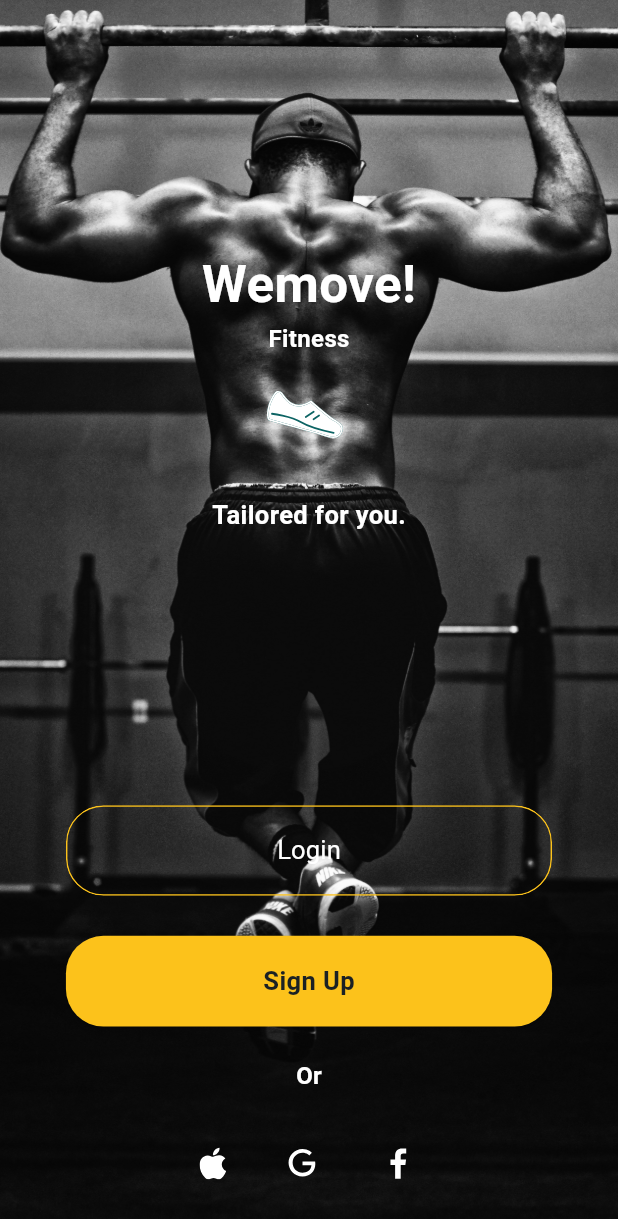
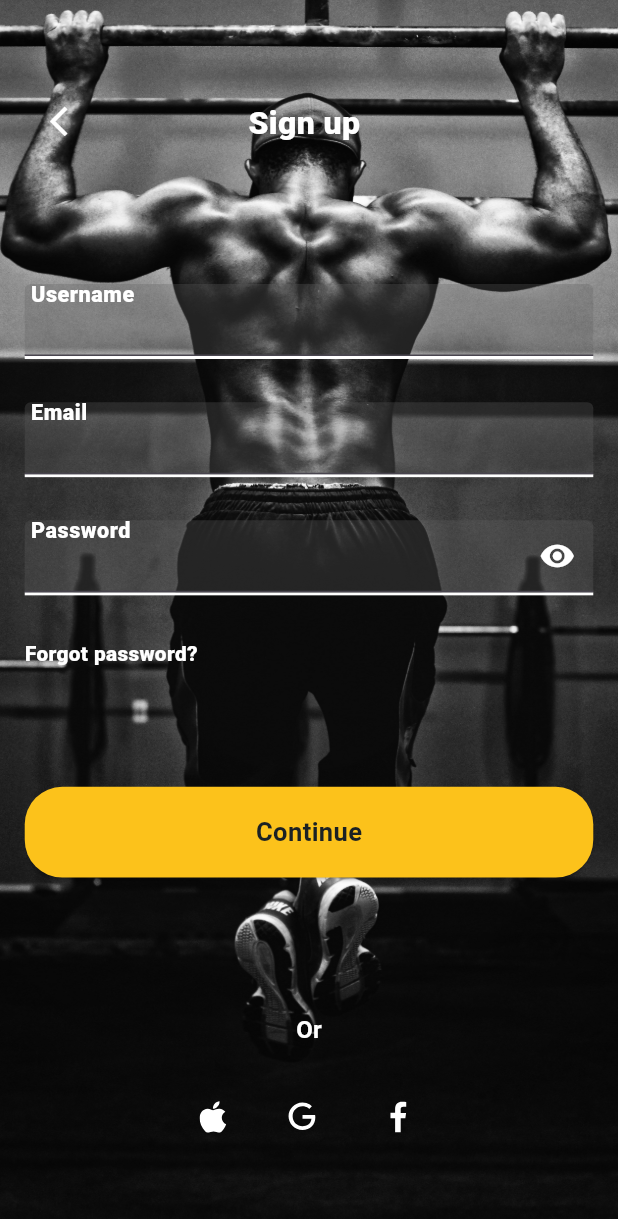
Before and after one commit to JER3MIAH/fitness_tracker_app, a Flutter app: the screen it shows after launch, after a tap on "Sign Up", on a phone screen of 412 x 824 dp. Shown: the top 1219 px of the screen. Run offline on Flutter 3.47's test engine with Material 3 defaults, Android fonts, the phone set to English and light mode, and no system bars; our stand-ins replace flutter_hooks, flutter_riverpod, flutter_svg, get.

Commit message:
Implement signup and login screens

```diff
--- a/lib/src/features/auth/presentation/screens/login_signup_screen.dart
+++ b/lib/src/features/auth/presentation/screens/login_signup_screen.dart
@@ -1,4 +1,6 @@
 import 'package:fitness_tracker_app/src/features/auth/presentation/widgets/widgets.dart';
+import 'package:fitness_tracker_app/src/features/navigation/nav.dart';
+import 'package:fitness_tracker_app/src/features/navigation/routes.dart';
 import 'package:fitness_tracker_app/src/shared/shared.dart';
 import 'package:flutter/material.dart';
 import 'package:flutter_svg/flutter_svg.dart';
@@ -9,21 +11,19 @@ class LoginSignUpScreen extends StatelessWidget {
   @override
   Widget build(BuildContext context) {
     return Scaffold(
-      body: Container(
+      body: AppColumn(
         height: Dims.deviceSize.height,
         width: Dims.deviceSize.width,
-        // alignment: Alignment.center,
         decoration: BoxDecoration(
           image: DecorationImage(
             fit: BoxFit.fitHeight,
             image: AssetImage(splashImage),
           ),
         ),
-        child: AppColumn(
         mainAxisAlignment: MainAxisAlignment.center,
         crossAxisAlignment: CrossAxisAlignment.center,
         padding: EdgeInsets.symmetric(horizontal: 40.dx)
-              .copyWith(top: 155.dy, bottom: 40.dy),
+            .copyWith(top: 155.dy, bottom: 20.dy),
         children: [
           Text(
             'Wemove!',
@@ -54,18 +54,21 @@ class LoginSignUpScreen extends StatelessWidget {
           YBox(170.dy),
           AppOutlinedButton(
             text: 'Login',
-              onTap: () {},
+            onTap: () {
+              AppNavigator.pushNamed(AuthRoutes.login);
+            },
           ),
           YBox(25.dy),
           AppButton(
             title: 'Sign Up',
-              onTap: () {},
+            onTap: () {
+              AppNavigator.pushNamed(AuthRoutes.signUp);
+            },
           ),
           YBox(10.dy),
           const OtherLoginOptionsWidget()
         ],
       ),
-      ),
     );
   }
 }
--- /dev/null
+++ b/lib/src/features/auth/presentation/screens/signup_screen.dart
@@ -0,0 +1,49 @@
+import 'package:fitness_tracker_app/src/features/auth/presentation/widgets/widgets.dart';
+import 'package:fitness_tracker_app/src/shared/shared.dart';
+import 'package:flutter/material.dart';
+
+class SignUpScreen extends StatelessWidget {
+  const SignUpScreen({super.key});
+
+  @override
+  Widget build(BuildContext context) {
+    return Scaffold(
+      body: AppColumn(
+        height: Dims.deviceSize.height,
+        width: Dims.deviceSize.width,
+        padding: EdgeInsets.symmetric(horizontal: 15.dx).copyWith(top: 55.dy),
+        decoration: BoxDecoration(
+          image: DecorationImage(
+            image: AssetImage(splashImage),
+            fit: BoxFit.fitHeight,
+          ),
+        ),
+        children: [
+          backAndTitle(title: 'Sign up'),
+          YBox(80.dy),
+          const AppTextField(labelText: 'Username'),
+          const AppTextField(labelText: 'Email'),
+          const AppTextField(
+            labelText: 'Password',
+            isPasswordField: true,
+          ),
+          StartAlignedText(
+            text: 'Forgot password?',
+            style: TextStyle(
+              color: appColors.white,
+              fontSize: 13.sp,
+              fontWeight: FontWeight.w800,
+            ),
+          ),
+          YBox(74.dy),
+          AppButton(
+            title: 'Continue',
+            onTap: () {},
+          ),
+          YBox(74.dy),
+          const OtherLoginOptionsWidget()
+        ],
+      ),
+    );
+  }
+}
--- /dev/null
+++ b/lib/src/features/auth/presentation/widgets/back_and_title.dart
@@ -0,0 +1,31 @@
+import 'package:fitness_tracker_app/src/features/navigation/nav.dart';
+import 'package:fitness_tracker_app/src/shared/shared.dart';
+import 'package:flutter/material.dart';
+
+Widget backAndTitle({required String title}) {
+  return Row(
+    mainAxisAlignment: MainAxisAlignment.spaceBetween,
+    children: [
+      AppInkWell(
+        onTap: () {
+          AppNavigator.popRoute();
+        },
+        child: Icon(
+          Icons.arrow_back_ios_new,
+          size: 22.dy,
+          color: appColors.white,
+        ),
+      ),
+      const Spacer(flex: 4),
+      Text(
+        title,
+        style: TextStyle(
+          color: appColors.white,
+          fontSize: 20.sp,
+          fontWeight: FontWeight.w800,
+        ),
+      ),
+      const Spacer(flex: 6),
+    ],
+  );
+}
--- a/lib/src/features/auth/presentation/widgets/widgets.dart
+++ b/lib/src/features/auth/presentation/widgets/widgets.dart
@@ -1,3 +1,3 @@
-export 'lined_up_text.dart';
+export 'back_and_title.dart';
 export 'start_aligned_text.dart';
 export 'other_login_options.dart';
--- a/lib/src/features/navigation/pages.dart
+++ b/lib/src/features/navigation/pages.dart
@@ -1,4 +1,6 @@
+import 'package:fitness_tracker_app/src/features/auth/presentation/screens/login_screen.dart';
 import 'package:fitness_tracker_app/src/features/auth/presentation/screens/login_signup_screen.dart';
+import 'package:fitness_tracker_app/src/features/auth/presentation/screens/signup_screen.dart';
 import 'package:fitness_tracker_app/src/features/navigation/routes.dart';
 import 'package:fitness_tracker_app/src/features/splash/splash_screen.dart';
 import 'package:flutter/material.dart';
@@ -33,6 +35,18 @@ List<GetPage> authPages = [
     transition: Transition.native,
     transitionDuration: const Duration(milliseconds: 500),
   ),
+  GetPage(
+    name: AuthRoutes.login,
+    page: () => const LoginScreen(),
+    transition: Transition.rightToLeftWithFade,
+    transitionDuration: const Duration(milliseconds: 500),
+  ),
+  GetPage(
+    name: AuthRoutes.signUp,
+    page: () => const SignUpScreen(),
+    transition: Transition.rightToLeftWithFade,
+    transitionDuration: const Duration(milliseconds: 500),
+  ),
 ];
 
 //*-------------------------------Home Routes---------------------------------------------
--- a/lib/src/features/splash/splash_screen.dart
+++ b/lib/src/features/splash/splash_screen.dart
@@ -17,20 +17,20 @@ class _SplashScreenState extends State<SplashScreen>
   @override
   void initState() {
     super.initState();
-    SystemChrome.setEnabledSystemUIMode(SystemUiMode.immersive);
+    // SystemChrome.setEnabledSystemUIMode(SystemUiMode.immersive);
     Future.delayed(const Duration(seconds: 3), () {
       AppNavigator.replaceNamed(AuthRoutes.loginOrSignUp);
     });
   }
 
-  @override
-  void dispose() {
-    SystemChrome.setEnabledSystemUIMode(
-      SystemUiMode.manual,
-      overlays: SystemUiOverlay.values,
-    );
-    super.dispose();
-  }
+  // @override
+  // void dispose() {
+  //   SystemChrome.setEnabledSystemUIMode(
+  //     SystemUiMode.manual,
+  //     overlays: SystemUiOverlay.values,
+  //   );
+  //   super.dispose();
+  // }
 
   @override
   Widget build(BuildContext context) {
--- a/lib/src/shared/theme/app_theme.dart
+++ b/lib/src/shared/theme/app_theme.dart
@@ -3,9 +3,6 @@ import 'package:flutter/material.dart';
 
 // base theme
 final baseTheme = ThemeData.light();
-
-const outlineInputBorderBase =
-    UnderlineInputBorder(borderSide: BorderSide.none);
 
 // app theme
 final ThemeData appTheme = baseTheme.copyWith(
@@ -16,15 +13,15 @@ final ThemeData appTheme = baseTheme.copyWith(
   inputDecorationTheme: baseTheme.inputDecorationTheme.copyWith(
     contentPadding: EdgeInsets.zero,
     floatingLabelBehavior: FloatingLabelBehavior.auto,
-    border: outlineInputBorderBase,
-    focusedBorder: outlineInputBorderBase,
-    enabledBorder: outlineInputBorderBase,
+    labelStyle: TextStyle(
+      color: appColors.white,
+      fontSize: 18.sp,
+      fontWeight: FontWeight.w800,
+    ),
+    filled: true,
+    fillColor: appColors.grey.withOpacity(0.3),
     errorStyle:
         TextStyle(height: 0, fontWeight: FontWeight.normal, fontSize: 15.sp),
-    labelStyle: TextStyle(
-        color: appColors.inputFieldTextColor,
-        fontSize: 14,
-        fontWeight: FontWeight.w400),
     hintStyle: TextStyle(
         color: appColors.inputFieldTextColor,
         fontSize: 16.sp,
@@ -61,7 +58,7 @@ var appColors = AppColors();
 class AppColors {
   Color yellow = const Color(0xFFFCC21B);
   Color green = const Color(0xFF0D6464);
-  Color grey = const Color(0xff343434);
+  Color grey = const Color(0xff606060);
   Color barrierColor = const Color(0X8010031C);
   Color backGroundColor = const Color(0xffE5E5E5);
   Color inputFieldBorderColor = const Color(0xFF898989);
```
Also changed, not shown: lib/src/features/auth/presentation/screens/login_screen.dart (added, +48 -0 lines), lib/src/features/auth/presentation/widgets/lined_up_text.dart (deleted, +0 -44 lines), lib/src/shared/widgets/app_textfields.dart (+22 -129 lines). Lines whose indentation alone changed are shown as unchanged.
